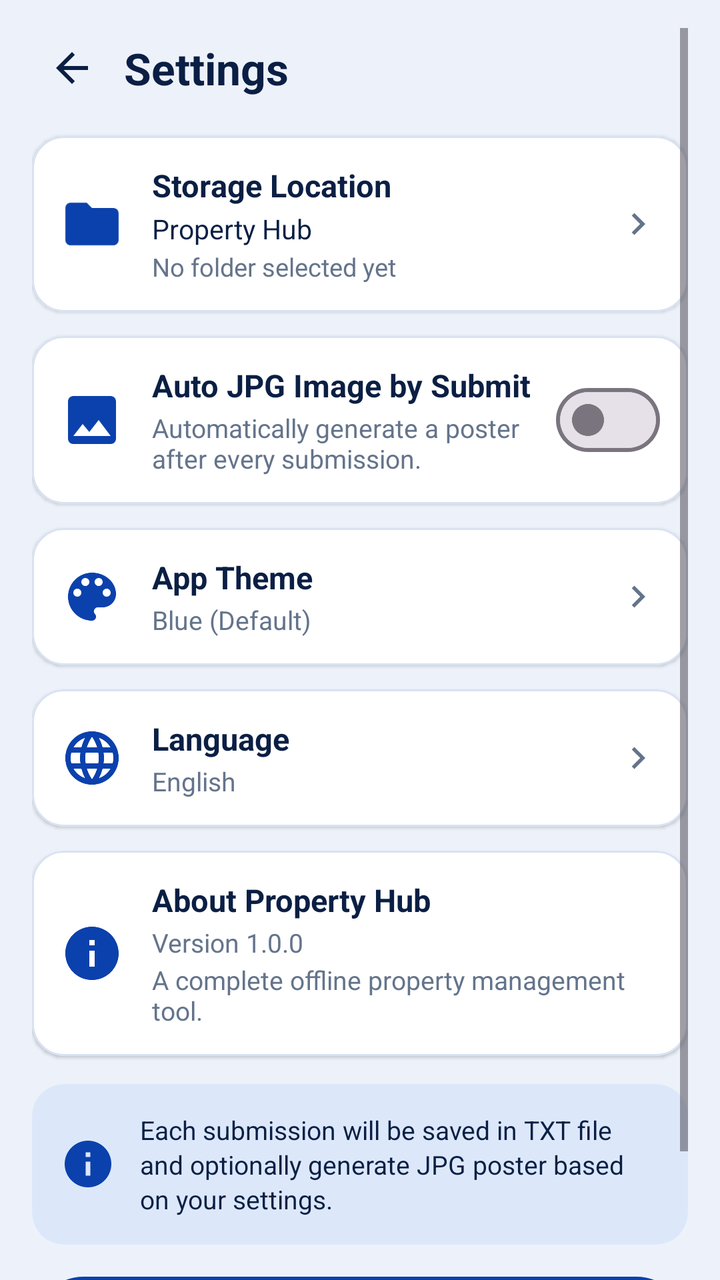
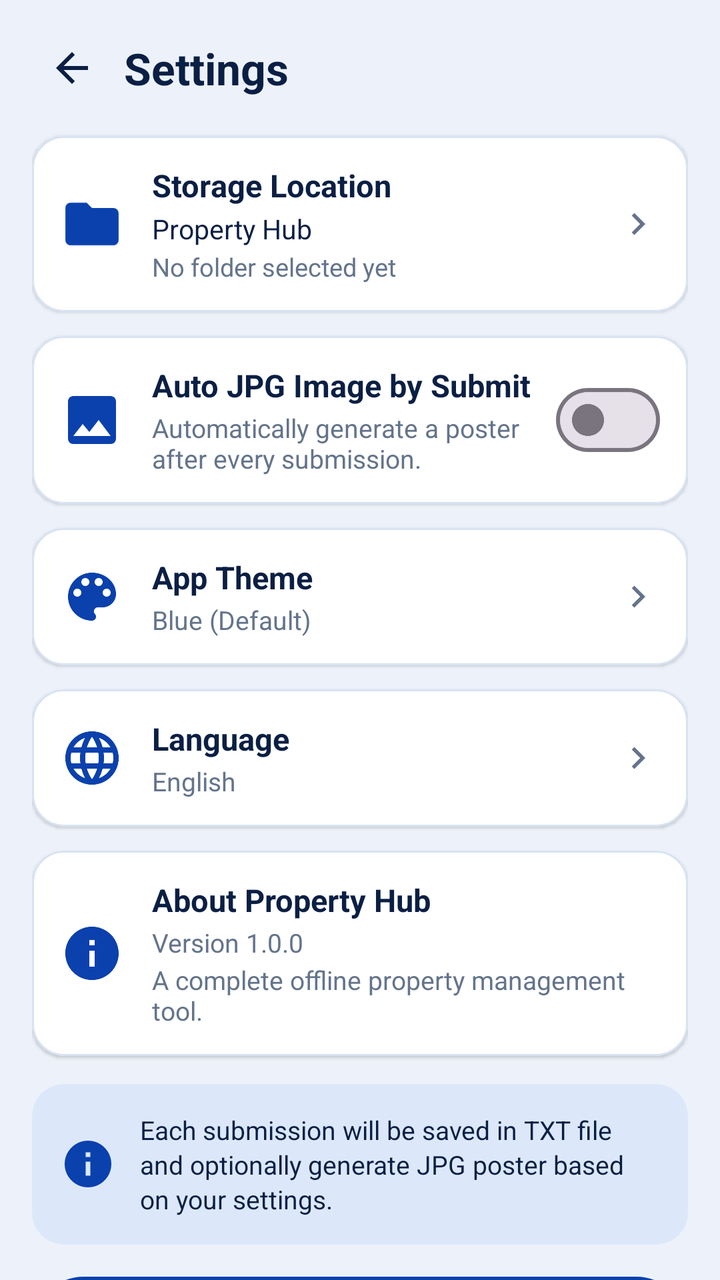

Compare the two renders of this Android layout. The source of the first and the diff that turns it into the second are given below.
<!-- AndroidManifest.xml: application theme Theme.PropertyHub -->
<!-- res/layout/fragment_settings.xml -->
<?xml version="1.0" encoding="utf-8"?>
<ScrollView xmlns:android="http://schemas.android.com/apk/res/android"
    xmlns:app="http://schemas.android.com/apk/res-auto"
    android:layout_width="match_parent"
    android:layout_height="match_parent"
    android:clipToPadding="false"
    android:fillViewport="true"
    android:paddingStart="16dp"
    android:paddingTop="14dp"
    android:paddingEnd="16dp"
    android:paddingBottom="20dp">

    <LinearLayout
        android:layout_width="match_parent"
        android:layout_height="wrap_content"
        android:orientation="vertical">

        
        <LinearLayout
            android:layout_width="match_parent"
            android:layout_height="wrap_content"
            android:layout_marginBottom="14dp"
            android:gravity="center_vertical"
            android:orientation="horizontal">

            <ImageButton
                android:id="@+id/btnSettingsBackArrow"
                android:layout_width="40dp"
                android:layout_height="40dp"
                android:background="?attr/selectableItemBackgroundBorderless"
                android:contentDescription="@string/back_to_home"
                android:padding="8dp"
                android:src="@drawable/ic_arrow_back"
                app:tint="?attr/phTextPrimary" />

            <TextView
                android:layout_width="wrap_content"
                android:layout_height="wrap_content"
                android:layout_marginStart="6dp"
                android:text="@string/settings_title"
                android:textColor="?attr/phTextPrimary"
                android:textSize="22sp"
                android:textStyle="bold" />
        </LinearLayout>

        
        <com.google.android.material.card.MaterialCardView
            android:id="@+id/cardStorageLocation"
            android:layout_width="match_parent"
            android:layout_height="wrap_content"
            android:layout_marginBottom="12dp"
            android:clickable="true"
            android:focusable="true"
            app:cardBackgroundColor="?attr/phCardBg"
            app:cardCornerRadius="16dp"
            app:cardElevation="1dp"
            app:strokeColor="?attr/phCardStroke"
            app:strokeWidth="1dp">

            <LinearLayout
                android:layout_width="match_parent"
                android:layout_height="wrap_content"
                android:gravity="center_vertical"
                android:orientation="horizontal"
                android:padding="14dp">

                <ImageView
                    android:layout_width="32dp"
                    android:layout_height="32dp"
                    android:contentDescription="@null"
                    android:src="@drawable/ic_folder"
                    app:tint="?attr/phAccentBlue" />

                <LinearLayout
                    android:layout_width="0dp"
                    android:layout_height="wrap_content"
                    android:layout_marginStart="14dp"
                    android:layout_marginEnd="8dp"
                    android:layout_weight="1"
                    android:orientation="vertical">

                    <TextView
                        android:layout_width="wrap_content"
                        android:layout_height="wrap_content"
                        android:text="@string/settings_storage_location"
                        android:textColor="?attr/phTextPrimary"
                        android:textSize="15.5sp"
                        android:textStyle="bold" />

                    <TextView
                        android:id="@+id/tvStorageFolderName"
                        android:layout_width="wrap_content"
                        android:layout_height="wrap_content"
                        android:layout_marginTop="2dp"
                        android:text="Property Hub"
                        android:textColor="?attr/phTextPrimary"
                        android:textSize="13.5sp" />

                    <TextView
                        android:id="@+id/tvStorageFolderPath"
                        android:layout_width="wrap_content"
                        android:layout_height="wrap_content"
                        android:layout_marginTop="1dp"
                        android:text="@string/settings_storage_not_set"
                        android:textColor="?attr/phTextSecondary"
                        android:textSize="12.5sp" />
                </LinearLayout>

                <ImageView
                    android:layout_width="22dp"
                    android:layout_height="22dp"
                    android:contentDescription="@null"
                    android:src="@drawable/ic_chevron_right"
                    app:tint="?attr/phTextSecondary" />
            </LinearLayout>
        </com.google.android.material.card.MaterialCardView>

        
        <com.google.android.material.card.MaterialCardView
            android:id="@+id/cardAutoJpg"
            android:layout_width="match_parent"
            android:layout_height="wrap_content"
            android:layout_marginBottom="12dp"
            app:cardBackgroundColor="?attr/phCardBg"
            app:cardCornerRadius="16dp"
            app:cardElevation="1dp"
            app:strokeColor="?attr/phCardStroke"
            app:strokeWidth="1dp">

            <LinearLayout
                android:layout_width="match_parent"
                android:layout_height="wrap_content"
                android:gravity="center_vertical"
                android:orientation="horizontal"
                android:padding="14dp">

                <ImageView
                    android:layout_width="32dp"
                    android:layout_height="32dp"
                    android:contentDescription="@null"
                    android:src="@drawable/ic_image"
                    app:tint="?attr/phAccentBlue" />

                <LinearLayout
                    android:layout_width="0dp"
                    android:layout_height="wrap_content"
                    android:layout_marginStart="14dp"
                    android:layout_marginEnd="10dp"
                    android:layout_weight="1"
                    android:orientation="vertical">

                    <TextView
                        android:layout_width="wrap_content"
                        android:layout_height="wrap_content"
                        android:text="@string/settings_auto_jpg_title"
                        android:textColor="?attr/phTextPrimary"
                        android:textSize="15.5sp"
                        android:textStyle="bold" />

                    <TextView
                        android:layout_width="wrap_content"
                        android:layout_height="wrap_content"
                        android:layout_marginTop="2dp"
                        android:text="@string/settings_auto_jpg_desc"
                        android:textColor="?attr/phTextSecondary"
                        android:textSize="13sp" />
                </LinearLayout>

                <com.google.android.material.materialswitch.MaterialSwitch
                    android:id="@+id/switchAutoJpg"
                    android:layout_width="wrap_content"
                    android:layout_height="wrap_content" />
            </LinearLayout>
        </com.google.android.material.card.MaterialCardView>

        
        <com.google.android.material.card.MaterialCardView
            android:id="@+id/cardAppTheme"
            android:layout_width="match_parent"
            android:layout_height="wrap_content"
            android:layout_marginBottom="12dp"
            android:clickable="true"
            android:focusable="true"
            app:cardBackgroundColor="?attr/phCardBg"
            app:cardCornerRadius="16dp"
            app:cardElevation="1dp"
            app:strokeColor="?attr/phCardStroke"
            app:strokeWidth="1dp">

            <LinearLayout
                android:layout_width="match_parent"
                android:layout_height="wrap_content"
                android:gravity="center_vertical"
                android:orientation="horizontal"
                android:padding="14dp">

                <ImageView
                    android:layout_width="32dp"
                    android:layout_height="32dp"
                    android:contentDescription="@null"
                    android:src="@drawable/ic_palette"
                    app:tint="?attr/phAccentBlue" />

                <LinearLayout
                    android:layout_width="0dp"
                    android:layout_height="wrap_content"
                    android:layout_marginStart="14dp"
                    android:layout_marginEnd="8dp"
                    android:layout_weight="1"
                    android:orientation="vertical">

                    <TextView
                        android:layout_width="wrap_content"
                        android:layout_height="wrap_content"
                        android:text="@string/settings_app_theme"
                        android:textColor="?attr/phTextPrimary"
                        android:textSize="15.5sp"
                        android:textStyle="bold" />

                    <TextView
                        android:id="@+id/tvCurrentThemeLabel"
                        android:layout_width="wrap_content"
                        android:layout_height="wrap_content"
                        android:layout_marginTop="2dp"
                        android:text="Blue (Default)"
                        android:textColor="?attr/phTextSecondary"
                        android:textSize="13sp" />
                </LinearLayout>

                <ImageView
                    android:layout_width="22dp"
                    android:layout_height="22dp"
                    android:contentDescription="@null"
                    android:src="@drawable/ic_chevron_right"
                    app:tint="?attr/phTextSecondary" />
            </LinearLayout>
        </com.google.android.material.card.MaterialCardView>

        
        <com.google.android.material.card.MaterialCardView
            android:id="@+id/cardLanguage"
            android:layout_width="match_parent"
            android:layout_height="wrap_content"
            android:layout_marginBottom="12dp"
            android:clickable="true"
            android:focusable="true"
            app:cardBackgroundColor="?attr/phCardBg"
            app:cardCornerRadius="16dp"
            app:cardElevation="1dp"
            app:strokeColor="?attr/phCardStroke"
            app:strokeWidth="1dp">

            <LinearLayout
                android:layout_width="match_parent"
                android:layout_height="wrap_content"
                android:gravity="center_vertical"
                android:orientation="horizontal"
                android:padding="14dp">

                <ImageView
                    android:layout_width="32dp"
                    android:layout_height="32dp"
                    android:contentDescription="@null"
                    android:src="@drawable/ic_globe"
                    app:tint="?attr/phAccentBlue" />

                <LinearLayout
                    android:layout_width="0dp"
                    android:layout_height="wrap_content"
                    android:layout_marginStart="14dp"
                    android:layout_marginEnd="8dp"
                    android:layout_weight="1"
                    android:orientation="vertical">

                    <TextView
                        android:layout_width="wrap_content"
                        android:layout_height="wrap_content"
                        android:text="@string/settings_language"
                        android:textColor="?attr/phTextPrimary"
                        android:textSize="15.5sp"
                        android:textStyle="bold" />

                    <TextView
                        android:id="@+id/tvCurrentLanguage"
                        android:layout_width="wrap_content"
                        android:layout_height="wrap_content"
                        android:layout_marginTop="2dp"
                        android:text="English"
                        android:textColor="?attr/phTextSecondary"
                        android:textSize="13sp" />
                </LinearLayout>

                <ImageView
                    android:layout_width="22dp"
                    android:layout_height="22dp"
                    android:contentDescription="@null"
                    android:src="@drawable/ic_chevron_right"
                    app:tint="?attr/phTextSecondary" />
            </LinearLayout>
        </com.google.android.material.card.MaterialCardView>

        
        <com.google.android.material.card.MaterialCardView
            android:layout_width="match_parent"
            android:layout_height="wrap_content"
            android:layout_marginBottom="14dp"
            app:cardBackgroundColor="?attr/phCardBg"
            app:cardCornerRadius="16dp"
            app:cardElevation="1dp"
            app:strokeColor="?attr/phCardStroke"
            app:strokeWidth="1dp">

            <LinearLayout
                android:layout_width="match_parent"
                android:layout_height="wrap_content"
                android:gravity="center_vertical"
                android:orientation="horizontal"
                android:padding="14dp">

                <ImageView
                    android:layout_width="32dp"
                    android:layout_height="32dp"
                    android:contentDescription="@null"
                    android:src="@drawable/ic_info"
                    app:tint="?attr/phAccentBlue" />

                <LinearLayout
                    android:layout_width="0dp"
                    android:layout_height="wrap_content"
                    android:layout_marginStart="14dp"
                    android:layout_weight="1"
                    android:orientation="vertical">

                    <TextView
                        android:layout_width="wrap_content"
                        android:layout_height="wrap_content"
                        android:text="@string/settings_about_title"
                        android:textColor="?attr/phTextPrimary"
                        android:textSize="15.5sp"
                        android:textStyle="bold" />

                    <TextView
                        android:id="@+id/tvAboutVersion"
                        android:layout_width="wrap_content"
                        android:layout_height="wrap_content"
                        android:layout_marginTop="2dp"
                        android:text="@string/settings_about_version"
                        android:textColor="?attr/phTextSecondary"
                        android:textSize="13sp" />

                    <TextView
                        android:layout_width="wrap_content"
                        android:layout_height="wrap_content"
                        android:layout_marginTop="1dp"
                        android:text="@string/settings_about_desc"
                        android:textColor="?attr/phTextSecondary"
                        android:textSize="13sp" />
                </LinearLayout>
            </LinearLayout>
        </com.google.android.material.card.MaterialCardView>

        
        <com.google.android.material.card.MaterialCardView
            android:layout_width="match_parent"
            android:layout_height="wrap_content"
            android:layout_marginBottom="16dp"
            app:cardBackgroundColor="?attr/phSubtleSurface"
            app:cardCornerRadius="16dp"
            app:cardElevation="0dp"
            app:strokeWidth="0dp">

            <LinearLayout
                android:layout_width="match_parent"
                android:layout_height="wrap_content"
                android:gravity="center_vertical"
                android:orientation="horizontal"
                android:padding="14dp">

                <ImageView
                    android:layout_width="28dp"
                    android:layout_height="28dp"
                    android:contentDescription="@null"
                    android:src="@drawable/ic_info"
                    app:tint="?attr/phAccentBlue" />

                <TextView
                    android:layout_width="0dp"
                    android:layout_height="wrap_content"
                    android:layout_marginStart="12dp"
                    android:layout_weight="1"
                    android:lineSpacingExtra="2dp"
                    android:text="@string/settings_info_note"
                    android:textColor="?attr/phTextPrimary"
                    android:textSize="13sp" />
            </LinearLayout>
        </com.google.android.material.card.MaterialCardView>

        
        <com.google.android.material.button.MaterialButton
            android:id="@+id/btnBackToHome"
            android:layout_width="match_parent"
            android:layout_height="52dp"
            android:insetTop="0dp"
            android:insetBottom="0dp"
            android:text="@string/back_to_home"
            android:textAllCaps="false"
            android:textColor="@color/white"
            android:textSize="15.5sp"
            android:textStyle="bold"
            app:backgroundTint="?attr/phAccentBlue"
            app:cornerRadius="26dp"
            app:icon="@drawable/ic_back_home"
            app:iconGravity="textStart"
            app:iconPadding="10dp"
            app:iconSize="20dp"
            app:iconTint="@color/white" />

    </LinearLayout>
</ScrollView>
<!-- resources referenced by this layout -->
<resources>
  <color name="white">#FFFFFFFF</color>
  <!-- drawable ic_arrow_back (drawable) -->
  <?xml version="1.0" encoding="utf-8"?>
  <vector xmlns:android="http://schemas.android.com/apk/res/android"
      android:width="24dp"
      android:height="24dp"
      android:viewportWidth="24"
      android:viewportHeight="24">
      <path
          android:fillColor="#FF000000"
          android:pathData="M20,11H7.83l5.59,-5.59L12,4l-8,8 8,8 1.41,-1.41L7.83,13H20v-2z" />
  </vector>
  <!-- drawable ic_chevron_right (drawable) -->
  <?xml version="1.0" encoding="utf-8"?>
  <vector xmlns:android="http://schemas.android.com/apk/res/android"
      android:width="24dp"
      android:height="24dp"
      android:viewportWidth="24"
      android:viewportHeight="24">
      <path
          android:fillColor="#FF64748B"
          android:pathData="M10,6L8.59,7.41 13.17,12l-4.58,4.59L10,18l6,-6z" />
  </vector>
  <!-- drawable ic_folder (drawable) -->
  <?xml version="1.0" encoding="utf-8"?>
  <vector xmlns:android="http://schemas.android.com/apk/res/android"
      android:width="24dp"
      android:height="24dp"
      android:viewportWidth="24"
      android:viewportHeight="24">
      <path
          android:fillColor="#FF0B41AD"
          android:pathData="M10,4H4c-1.1,0 -1.99,0.9 -1.99,2L2,18c0,1.1 0.9,2 2,2h16c1.1,0 2,-0.9 2,-2V8c0,-1.1 -0.9,-2 -2,-2h-8l-2,-2z" />
  </vector>
  <!-- drawable ic_image (drawable) -->
  <?xml version="1.0" encoding="utf-8"?>
  <vector xmlns:android="http://schemas.android.com/apk/res/android"
      android:width="24dp"
      android:height="24dp"
      android:viewportWidth="24"
      android:viewportHeight="24">
      <path
          android:fillColor="#FF0B41AD"
          android:pathData="M21,19V5c0,-1.1 -0.9,-2 -2,-2H5c-1.1,0 -2,0.9 -2,2v14c0,1.1 0.9,2 2,2h14c1.1,0 2,-0.9 2,-2zM8.5,13.5l2.5,3.01L14.5,12l4.5,6H5l3.5,-4.5z" />
  </vector>
  <!-- drawable ic_info (drawable) -->
  <?xml version="1.0" encoding="utf-8"?>
  <vector xmlns:android="http://schemas.android.com/apk/res/android"
      android:width="24dp"
      android:height="24dp"
      android:viewportWidth="24"
      android:viewportHeight="24">
      <path
          android:fillColor="#FF0B41AD"
          android:pathData="M12,2C6.48,2 2,6.48 2,12s4.48,10 10,10s10,-4.48 10,-10S17.52,2 12,2zM13,17h-2v-6h2v6zM13,9h-2V7h2v2z" />
  </vector>
  <string name="back_to_home">Back to Home</string>
  <string name="settings_about_desc">A complete offline property management tool.</string>
  <string name="settings_about_title">About Property Hub</string>
  <string name="settings_about_version">Version 1.0.0</string>
  <string name="settings_app_theme">App Theme</string>
  <string name="settings_auto_jpg_desc">Automatically generate a poster after every submission.</string>
  <string name="settings_auto_jpg_title">Auto JPG Image by Submit</string>
  <string name="settings_info_note">Each submission will be saved in TXT file and optionally generate JPG poster based on your settings.</string>
  <string name="settings_language">Language</string>
  <string name="settings_storage_location">Storage Location</string>
  <string name="settings_storage_not_set">No folder selected yet</string>
  <string name="settings_title">Settings</string>
  <color name="blue_primary">#0B41AD</color>
  <color name="green_primary">#0B8A38</color>
  <color name="header_navy_start">#062D80</color>
  <color name="canvas_bg">#EDF2FA</color>
  <color name="blue_card_stroke">#D8E2F2</color>
  <color name="subtle_surface_blue">#DCE8FA</color>
  <color name="text_primary">#0B1F44</color>
  <color name="text_hint">#64748B</color>
  <color name="input_border">#C4D3E8</color>
  <color name="nav_border_light">#DCE5F2</color>
  <!-- unchanged entries left out for length: 4 -->
</resources>

<!-- the commit's change to res/layout/fragment_settings.xml (unified diff, before → after) -->
@@ -8,7 +8,8 @@
     android:paddingStart="16dp"
     android:paddingTop="14dp"
     android:paddingEnd="16dp"
-    android:paddingBottom="20dp">
+    android:paddingBottom="20dp"
+    android:scrollbars="none">
 
     <LinearLayout
         android:layout_width="match_parent"
